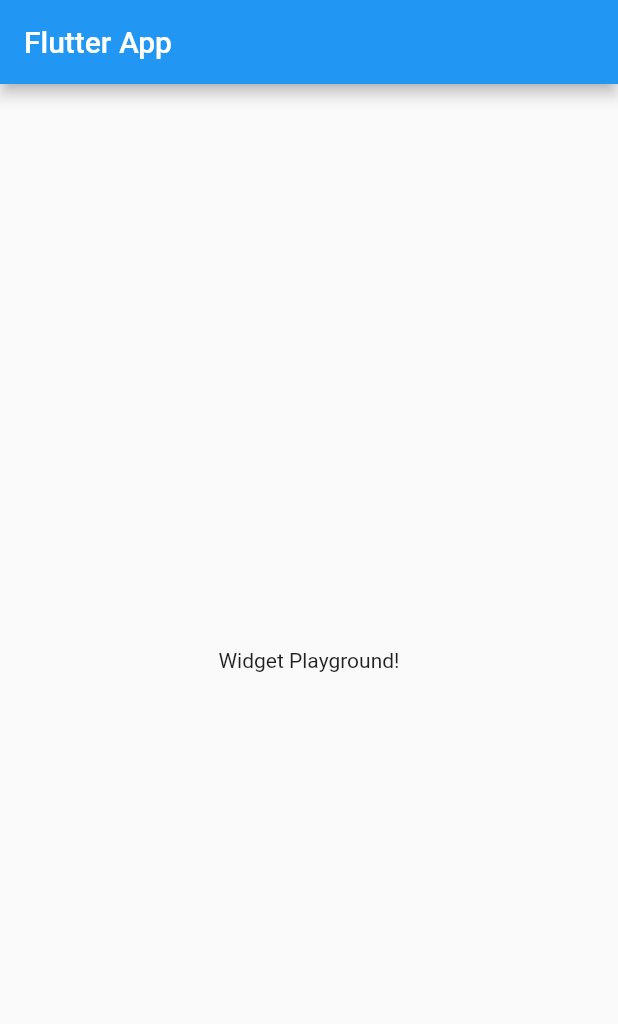
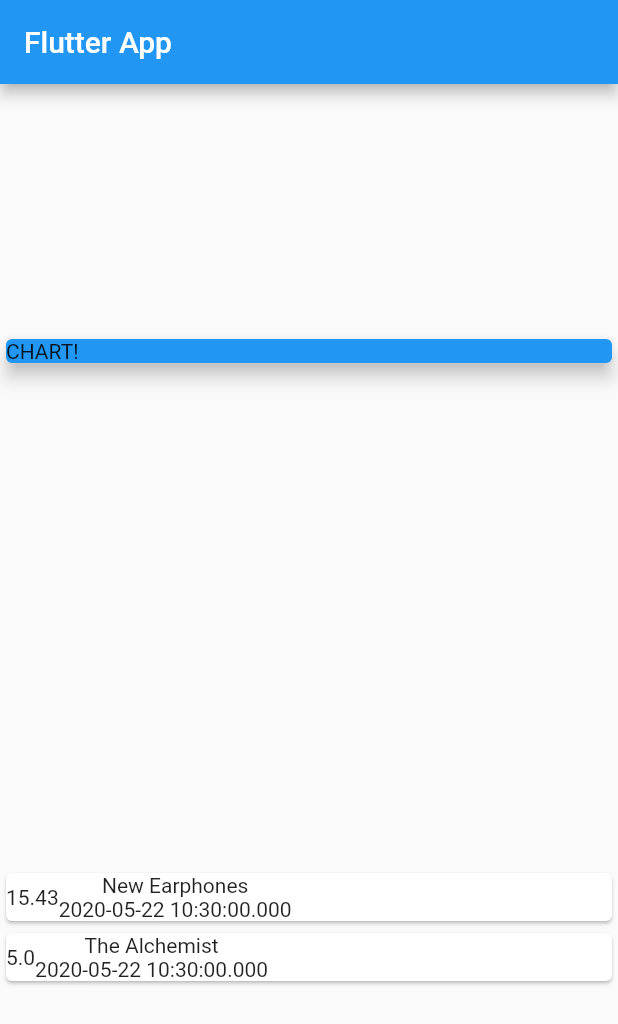
Before and after one commit to bipul-jha/Expense-Tracker, a Flutter app: the screen it shows after launch, on a phone screen of 412 x 824 dp. Shown: the top 1024 px of the screen. Run offline on Flutter 3.47's test engine with Material 2 defaults, Android fonts, the phone set to English and light mode, and no system bars.

```diff
--- a/lib/main.dart
+++ b/lib/main.dart
@@ -1,4 +1,6 @@
 import 'package:flutter/material.dart';
+
+import './transaction.dart';
 
 void main() => runApp(MyApp());
 
@@ -13,14 +15,48 @@ class MyApp extends StatelessWidget {
 }
 
 class MyHomePage extends StatelessWidget {
+  final List<Transaction> transactions = [
+    Transaction(
+        id: 't1', title: 'New Earphones', amount: 15.43, date: DateTime.now()),
+    Transaction(
+        id: 't2', title: 'The Alchemist', amount: 5.00, date: DateTime.now()),
+  ];
+
   @override
   Widget build(BuildContext context) {
     return Scaffold(
         appBar: AppBar(
           title: Text('Flutter App'),
         ),
-        body: Center(
-          child: Text('Widget Playground!'),
+        body: Column(
+          mainAxisAlignment: MainAxisAlignment.spaceAround,
+          crossAxisAlignment: CrossAxisAlignment.stretch,
+          children: <Widget>[
+            Card(
+              color: Colors.blue,
+              child: Container(
+                width: double.infinity,
+                child: Text('CHART!'),
+              ),
+              elevation: 5,
+            ),
+            Column (children: transactions.map((tx) {
+              return Card(
+                child: Row(
+                  children: <Widget>[
+                    Container(
+                      child: Text(tx.amount.toString()),
+                    ),
+                    Column(children: <Widget>[
+                      Text(tx.title),
+                      Text(tx.date.toString()),
+                    ],)
+                  ],
+                ),
+              );
+            }).toList(),
+            ),
+          ],
         ));
   }
 }
--- /dev/null
+++ b/lib/transaction.dart
@@ -0,0 +1,14 @@
+import 'package:flutter/foundation.dart';
+
+class Transaction {
+  final String id;
+  final String title;
+  final double amount;
+  final DateTime date;
+
+  Transaction(
+      {@required this.id,
+      @required this.title,
+      @required this.amount,
+      @required this.date});
+}
```
